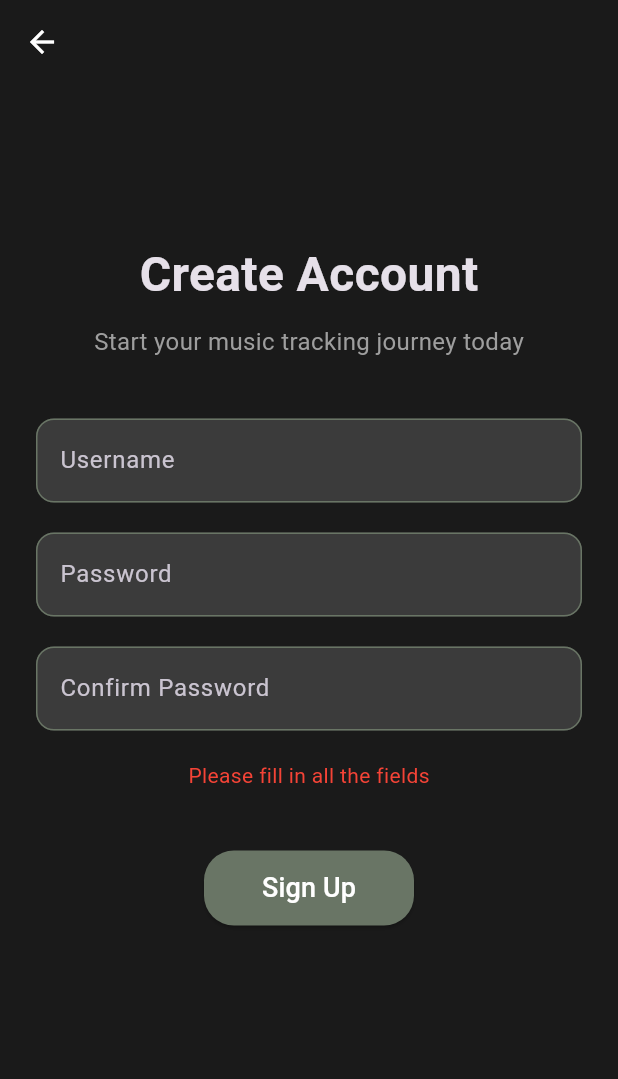
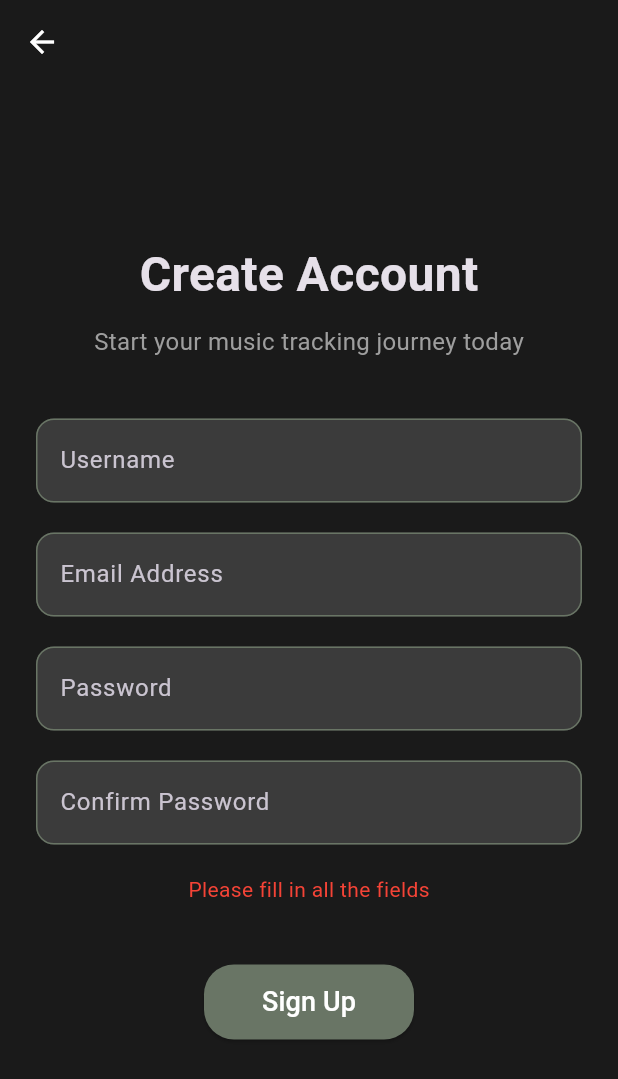
Before and after one commit to mariaR5/music-dashboard, a Flutter app: the RegisterPage screen opened directly, after a tap on "Sign Up", on a phone screen of 412 x 824 dp. Shown: the top 1079 px of the screen. Run offline on Flutter 3.47's test engine with Material 3 defaults, Android fonts, the phone set to English and light mode, and no system bars; our stand-ins replace flutter_dotenv, flutter_secure_storage; missing offline and left inert: flutter_notification_listener; accounts and stored records are empty.

Commit message:
Integrate email verification of account registration

```diff
--- a/lib/pages/login_page.dart
+++ b/lib/pages/login_page.dart
@@ -38,7 +38,7 @@ class _LoginPageState extends State<LoginPage> {
       }
       final response = await http.post(
         Uri.parse('$baseUrl/token'),
-        headers: {'Content-type': 'application/x-www-form-urlencoded'},
+        headers: {'Content-Type': 'application/x-www-form-urlencoded'},
         body: {
           'username': _usernameController.text,
           'password': _passwordController.text,
--- a/lib/pages/register_page.dart
+++ b/lib/pages/register_page.dart
@@ -3,6 +3,7 @@ import 'dart:convert';
 import 'package:flutter/material.dart';
 import 'package:flutter_dotenv/flutter_dotenv.dart';
 import 'package:http/http.dart' as http;
+import 'package:scrobbler/pages/verify_page.dart';
 
 class RegisterPage extends StatefulWidget {
   const RegisterPage({super.key});
@@ -13,6 +14,7 @@ class RegisterPage extends StatefulWidget {
 
 class _RegisterPageState extends State<RegisterPage> {
   final TextEditingController _usernameController = TextEditingController();
+  final TextEditingController _emailController = TextEditingController();
   final TextEditingController _passwordController = TextEditingController();
   final TextEditingController _confirmController = TextEditingController();
 
@@ -20,7 +22,9 @@ class _RegisterPageState extends State<RegisterPage> {
   String? _errorMessage;
 
   Future<void> _register() async {
-    if (_usernameController.text.isEmpty || _passwordController.text.isEmpty) {
+    if (_usernameController.text.isEmpty ||
+        _passwordController.text.isEmpty ||
+        _emailController.text.isEmpty) {
       setState(() {
         _errorMessage = 'Please fill in all the fields';
       });
@@ -47,19 +51,19 @@ class _RegisterPageState extends State<RegisterPage> {
         headers: {'Content-Type': 'application/json'},
         body: jsonEncode({
           'username': _usernameController.text,
+          'email': _emailController.text,
           'password': _passwordController.text,
         }),
       );
 
       if (response.statusCode == 200) {
         if (mounted) {
-          ScaffoldMessenger.of(context).showSnackBar(
-            const SnackBar(
-              content: Text('Account created! Please login'),
-              backgroundColor: Colors.grey,
+          Navigator.push(
+            context,
+            MaterialPageRoute(
+              builder: (context) => VerifyPage(email: _emailController.text),
             ),
           );
-          Navigator.pop(context);
         }
       } else {
         final errorData = jsonDecode(response.body);
@@ -116,6 +120,30 @@ class _RegisterPageState extends State<RegisterPage> {
                 cursorColor: Colors.grey,
                 decoration: InputDecoration(
                   labelText: "Username",
+                  floatingLabelStyle: TextStyle(color: Colors.white),
+                  filled: true,
+                  fillColor: greyAccent,
+                  border: OutlineInputBorder(
+                    borderRadius: BorderRadius.circular(12),
+                  ),
+                  enabledBorder: OutlineInputBorder(
+                    borderRadius: BorderRadius.circular(12),
+                    borderSide: const BorderSide(color: sageGreen),
+                  ),
+                  focusedBorder: OutlineInputBorder(
+                    borderRadius: BorderRadius.circular(12),
+                    borderSide: const BorderSide(color: sageGreen),
+                  ),
+                ),
+              ),
+              const SizedBox(height: 20),
+
+              // Email
+              TextField(
+                controller: _emailController,
+                cursorColor: Colors.grey,
+                decoration: InputDecoration(
+                  labelText: "Email Address",
                   floatingLabelStyle: TextStyle(color: Colors.white),
                   filled: true,
                   fillColor: greyAccent,
```
Also changed, not shown: lib/pages/verify_page.dart (added, +148 -0 lines), 1 other file.
